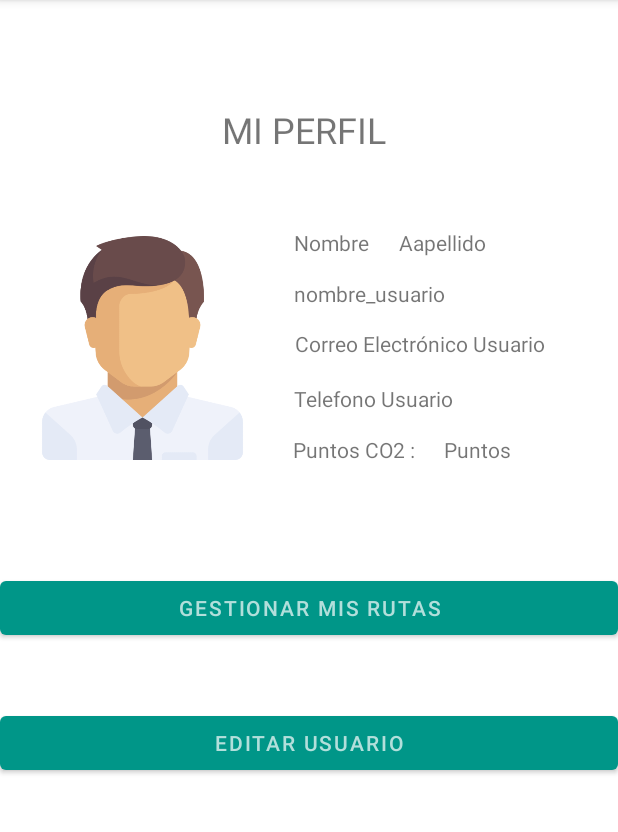
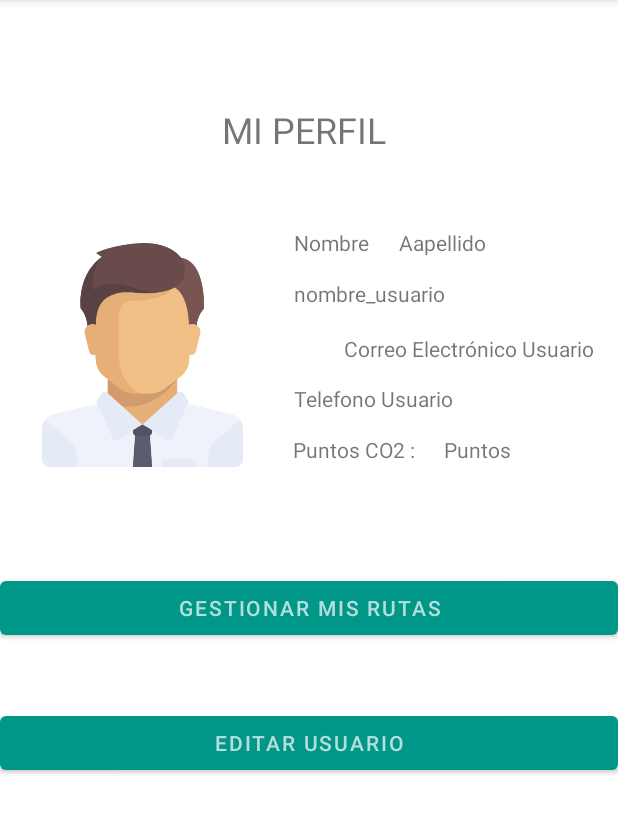
Before and after one commit to mikel-alvarez/4SharedCars, an Android app: the fragment MiUsuario shown on its own in the app's theme, on a phone screen of 412 x 824 dp, the part 84-916 px from its top. Run offline under Robolectric (Android 15) with nearby library versions, the phone set to English and light mode, and no system bars.

Commit message:
Gestionar Usuario y Algunos Cambios Visuales.

```diff
--- a/app/src/main/res/layout/fragment_usuario.xml
+++ b/app/src/main/res/layout/fragment_usuario.xml
@@ -77,7 +77,7 @@
         app:layout_constraintHorizontal_bias="0.063"
         app:layout_constraintStart_toStartOf="parent"
         app:layout_constraintTop_toTopOf="parent"
-        app:layout_constraintVertical_bias="0.254" />
+        app:layout_constraintVertical_bias="0.262" />
 
     <TextView
         android:id="@+id/txtNombreUsuarioDeUsuario"
@@ -122,10 +122,10 @@
         android:text="Correo Electrónico Usuario"
         app:layout_constraintBottom_toBottomOf="parent"
         app:layout_constraintEnd_toEndOf="parent"
-        app:layout_constraintHorizontal_bias="0.802"
+        app:layout_constraintHorizontal_bias="0.934"
         app:layout_constraintStart_toStartOf="parent"
         app:layout_constraintTop_toTopOf="parent"
-        app:layout_constraintVertical_bias="0.293" />
+        app:layout_constraintVertical_bias="0.297" />
 
     <TextView
         android:id="@+id/txtTelefonoUsuario"
```
